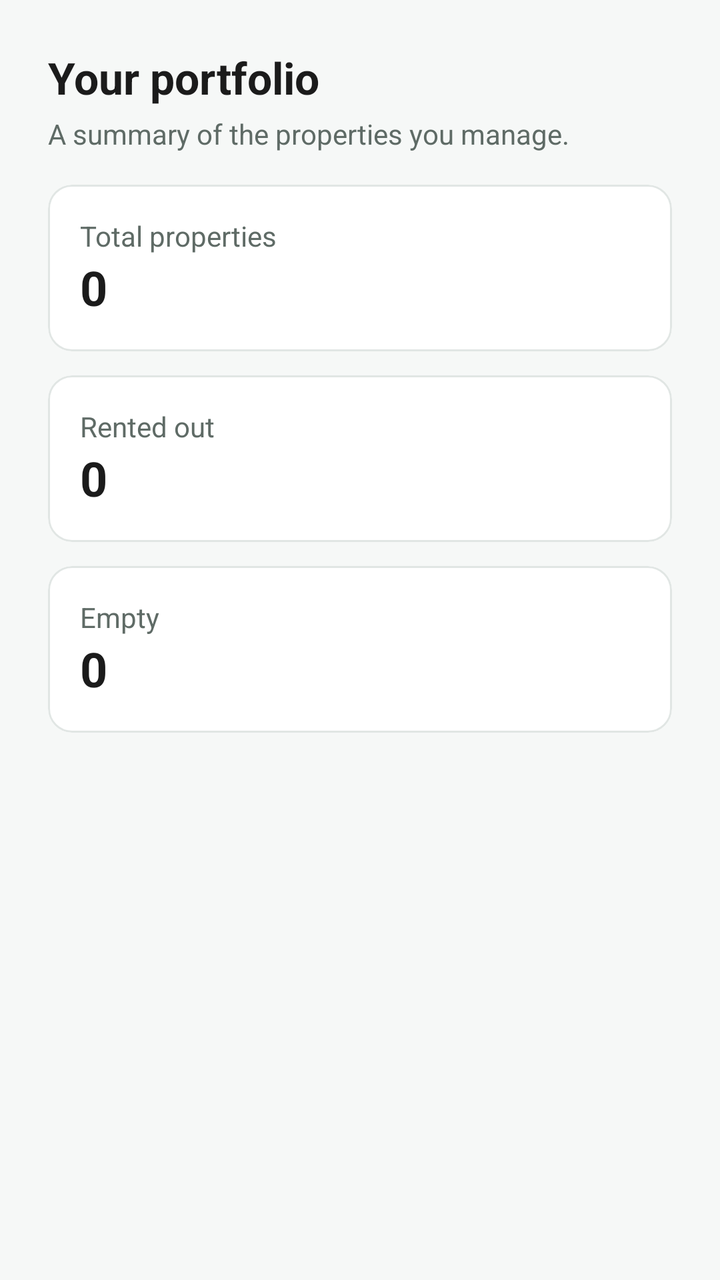
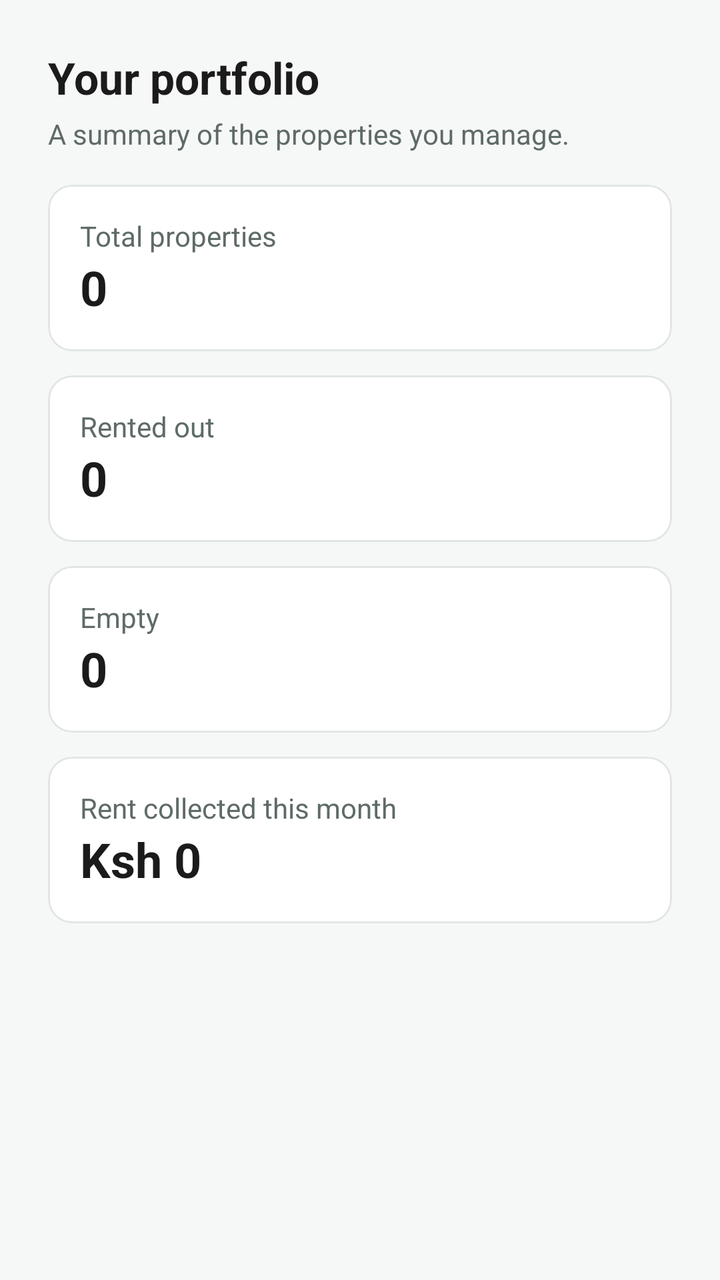

Before-and-after screenshots of an Android layout around one commit, followed by the original layout XML and the change that was made.
<!-- AndroidManifest.xml: application theme Theme.PropertyManagement -->
<!-- res/layout/fragment_dashboard.xml -->
<?xml version="1.0" encoding="utf-8"?>
<ScrollView xmlns:android="http://schemas.android.com/apk/res/android"
    xmlns:app="http://schemas.android.com/apk/res-auto"
    android:layout_width="match_parent"
    android:layout_height="match_parent"
    android:background="@color/background">

    <LinearLayout
        android:layout_width="match_parent"
        android:layout_height="wrap_content"
        android:orientation="vertical"
        android:padding="24dp">

        <TextView
            android:layout_width="wrap_content"
            android:layout_height="wrap_content"
            android:text="@string/dashboard_greeting"
            android:textColor="@color/text_primary"
            android:textSize="22sp"
            android:textStyle="bold" />

        <TextView
            android:layout_width="match_parent"
            android:layout_height="wrap_content"
            android:layout_marginTop="4dp"
            android:layout_marginBottom="16dp"
            android:text="@string/dashboard_subtitle"
            android:textColor="@color/text_secondary"
            android:textSize="14sp" />

        
        <com.google.android.material.card.MaterialCardView
            android:layout_width="match_parent"
            android:layout_height="wrap_content"
            android:layout_marginBottom="12dp"
            app:cardCornerRadius="12dp"
            app:cardElevation="0dp"
            app:strokeColor="@color/divider"
            app:strokeWidth="1dp">

            <LinearLayout
                android:layout_width="match_parent"
                android:layout_height="wrap_content"
                android:orientation="vertical"
                android:padding="16dp">

                <TextView
                    style="@style/CardTitle"
                    android:layout_width="wrap_content"
                    android:layout_height="wrap_content"
                    android:text="@string/total_properties" />

                <TextView
                    android:id="@+id/propertyCount"
                    style="@style/CardValue"
                    android:layout_width="wrap_content"
                    android:layout_height="wrap_content"
                    android:text="0" />
            </LinearLayout>
        </com.google.android.material.card.MaterialCardView>

        <com.google.android.material.card.MaterialCardView
            android:layout_width="match_parent"
            android:layout_height="wrap_content"
            android:layout_marginBottom="12dp"
            app:cardCornerRadius="12dp"
            app:cardElevation="0dp"
            app:strokeColor="@color/divider"
            app:strokeWidth="1dp">

            <LinearLayout
                android:layout_width="match_parent"
                android:layout_height="wrap_content"
                android:orientation="vertical"
                android:padding="16dp">

                <TextView
                    style="@style/CardTitle"
                    android:layout_width="wrap_content"
                    android:layout_height="wrap_content"
                    android:text="@string/occupied_properties" />

                <TextView
                    android:id="@+id/occupiedCount"
                    style="@style/CardValue"
                    android:layout_width="wrap_content"
                    android:layout_height="wrap_content"
                    android:text="0" />
            </LinearLayout>
        </com.google.android.material.card.MaterialCardView>

        <com.google.android.material.card.MaterialCardView
            android:layout_width="match_parent"
            android:layout_height="wrap_content"
            app:cardCornerRadius="12dp"
            app:cardElevation="0dp"
            app:strokeColor="@color/divider"
            app:strokeWidth="1dp">

            <LinearLayout
                android:layout_width="match_parent"
                android:layout_height="wrap_content"
                android:orientation="vertical"
                android:padding="16dp">

                <TextView
                    style="@style/CardTitle"
                    android:layout_width="wrap_content"
                    android:layout_height="wrap_content"
                    android:text="@string/vacant_properties" />

                <TextView
                    android:id="@+id/vacantCount"
                    style="@style/CardValue"
                    android:layout_width="wrap_content"
                    android:layout_height="wrap_content"
                    android:text="0" />
            </LinearLayout>
        </com.google.android.material.card.MaterialCardView>


    </LinearLayout>
</ScrollView>
<!-- resources referenced by this layout -->
<resources>
  <color name="background">#F6F8F7</color>
  <color name="divider">#E1E6E4</color>
  <color name="text_primary">#1B1B1B</color>
  <color name="text_secondary">#5F6B66</color>
  <string name="dashboard_greeting">Your portfolio</string>
  <string name="dashboard_subtitle">A summary of the properties you manage.</string>
  <string name="occupied_properties">Rented out</string>
  <string name="total_properties">Total properties</string>
  <string name="vacant_properties">Empty</string>
  <style name="CardTitle">
          <item name="android:textSize">14sp</item>
          <item name="android:textColor">@color/text_secondary</item>
      </style>
  <style name="CardValue">
          <item name="android:textSize">24sp</item>
          <item name="android:textStyle">bold</item>
          <item name="android:textColor">@color/text_primary</item>
      </style>
  <style name="Theme.PropertyManagement" parent="Theme.Material3.DayNight.NoActionBar">
          <item name="colorPrimary">@color/primary</item>
          <item name="colorOnPrimary">@color/white</item>
          <item name="colorSecondary">@color/secondary</item>
          <item name="colorOnSecondary">@color/white</item>
          <item name="android:colorBackground">@color/background</item>
          <item name="colorSurface">@color/surface</item>
          <item name="android:statusBarColor" tools:targetApi="l">@color/primary_dark</item>
      </style>
  <color name="primary">#1F6F5C</color>
  <color name="white">#FFFFFF</color>
  <color name="secondary">#E07A3F</color>
  <color name="surface">#FFFFFF</color>
  <color name="primary_dark">#14503F</color>
</resources>

<!-- the commit's change to res/layout/fragment_dashboard.xml (unified diff, before → after) -->
@@ -118,6 +118,35 @@
             </LinearLayout>
         </com.google.android.material.card.MaterialCardView>
 
+        <com.google.android.material.card.MaterialCardView
+            android:layout_width="match_parent"
+            android:layout_height="wrap_content"
+            android:layout_marginTop="12dp"
+            app:cardCornerRadius="12dp"
+            app:cardElevation="0dp"
+            app:strokeColor="@color/divider"
+            app:strokeWidth="1dp">
+
+            <LinearLayout
+                android:layout_width="match_parent"
+                android:layout_height="wrap_content"
+                android:orientation="vertical"
+                android:padding="16dp">
+
+                <TextView
+                    style="@style/CardTitle"
+                    android:layout_width="wrap_content"
+                    android:layout_height="wrap_content"
+                    android:text="@string/rent_collected" />
+
+                <TextView
+                    android:id="@+id/collectedAmount"
+                    style="@style/CardValue"
+                    android:layout_width="wrap_content"
+                    android:layout_height="wrap_content"
+                    android:text="Ksh 0" />
+            </LinearLayout>
+        </com.google.android.material.card.MaterialCardView>
 
     </LinearLayout>
 </ScrollView>
<!-- resource entries referenced after the edit -->
@@ -7,6 +7,7 @@
   <string name="dashboard_greeting">Your portfolio</string>
   <string name="dashboard_subtitle">A summary of the properties you manage.</string>
   <string name="occupied_properties">Rented out</string>
+  <string name="rent_collected">Rent collected this month</string>
   <string name="total_properties">Total properties</string>
   <string name="vacant_properties">Empty</string>
   <style name="CardTitle">
